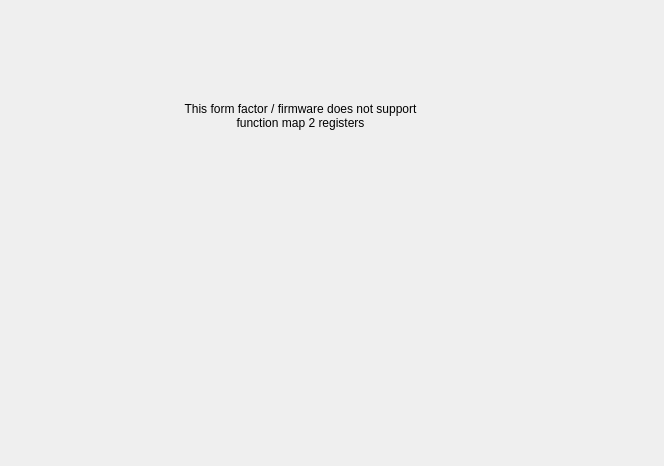
Old version of the form evgMrmApp/opi/EVG/G_EVG_VME_fct.ui in the repository paulscherrerinstitute/mrfioc2.
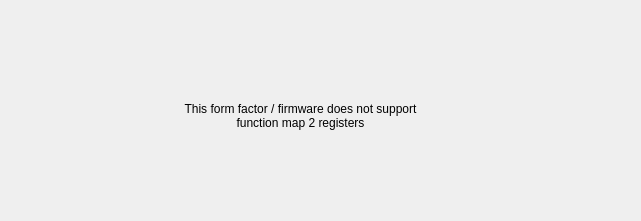
New version of the form. Custom widgets are drawn as their Qt base class.

The edit to the form file:
```diff
--- a/evgMrmApp/opi/EVG/G_EVG_VME_fct.ui
+++ b/evgMrmApp/opi/EVG/G_EVG_VME_fct.ui
@@ -6,8 +6,8 @@
    <rect>
     <x>0</x>
     <y>0</y>
-    <width>664</width>
-    <height>466</height>
+    <width>641</width>
+    <height>221</height>
    </rect>
   </property>
   <property name="windowTitle">
```
